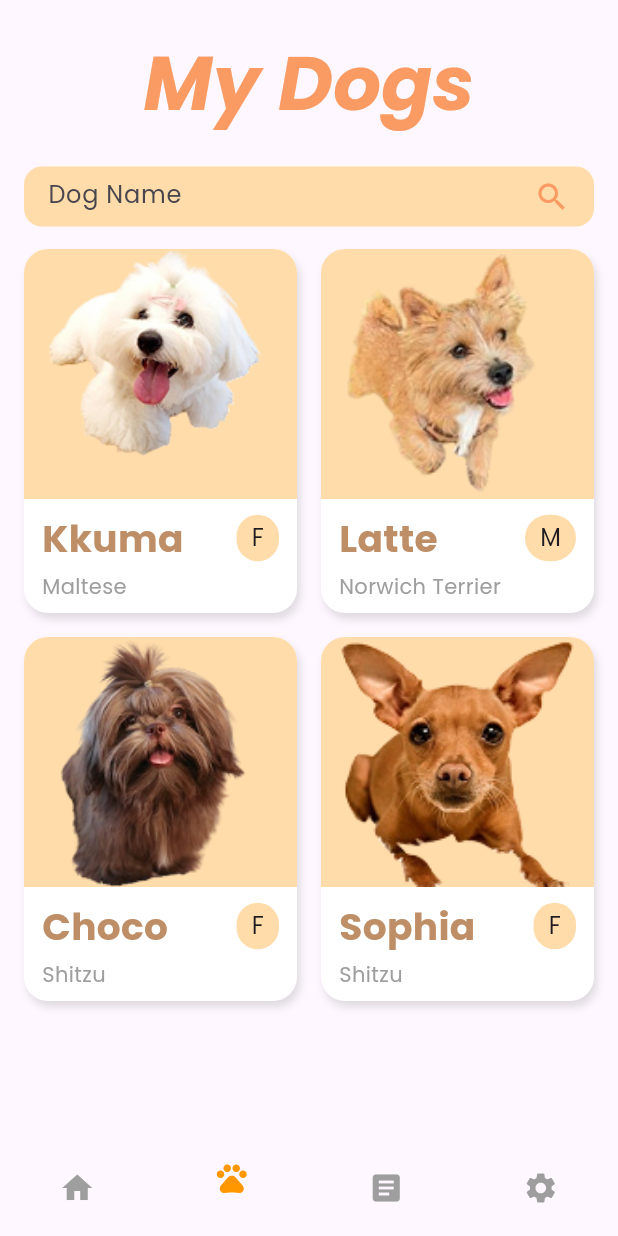
After one commit to kaz-paolo/dog_tracker, a Flutter app: the screen it shows after launch, after a tap on "View My Dogs", on a phone screen of 412 x 824 dp. The commit adds this screen. Run offline on Flutter 3.47's test engine with Material 3 defaults, Android fonts, the phone set to English and light mode, and no system bars; our stand-ins replace google_fonts.

Commit message:
[Leanne] Dog List Screen + Navbar

```diff
--- /dev/null
+++ b/lib/dog_list_screen.dart
@@ -0,0 +1,259 @@
+import 'package:flutter/material.dart';
+import 'package:google_fonts/google_fonts.dart';
+
+void main() {
+  runApp(
+    const MaterialApp(
+      debugShowCheckedModeBanner: false,
+      home: DogListScreen(),
+    ),
+  );
+}
+
+class DogListScreen extends StatefulWidget {
+  const DogListScreen({super.key});
+
+  @override
+  State<DogListScreen> createState() => _DogListScreenState();
+}
+
+class _DogListScreenState extends State<DogListScreen> {
+  final TextEditingController _searchController = TextEditingController();
+
+  // List of all dogs
+  final List<DogCard> allDogs = const [
+    DogCard(
+      name: 'Kkuma',
+      breed: 'Maltese',
+      gender: 'F',
+      imagePath: 'assets/images/kkuma.png',
+    ),
+    DogCard(
+      name: 'Latte',
+      breed: 'Norwich Terrier',
+      gender: 'M',
+      imagePath: 'assets/images/latte.png',
+    ),
+    DogCard(
+      name: 'Choco',
+      breed: 'Shitzu',
+      gender: 'F',
+      imagePath: 'assets/images/choco.png',
+    ),
+    DogCard(
+      name: 'Sophia',
+      breed: 'Shitzu',
+      gender: 'F',
+      imagePath: 'assets/images/sophia.png',
+    ),
+  ];
+
+  // Filtered Dog list based on search
+  List<DogCard> filteredDogs = [];
+
+  @override
+  void initState() {
+    super.initState();
+    filteredDogs = allDogs;
+    _searchController.addListener(_filterDogs);
+  }
+
+  void _filterDogs() {
+    final query = _searchController.text.toLowerCase();
+    setState(() {
+      filteredDogs = allDogs.where((dog) {
+        return dog.name.toLowerCase().contains(query);
+      }).toList();
+    });
+  }
+
+  @override
+  void dispose() {
+    _searchController.dispose();
+    super.dispose();
+  }
+
+  @override
+  Widget build(BuildContext context) {
+    return Scaffold(
+      // Nav Bar
+      bottomNavigationBar: BottomNavigationBar(
+        selectedItemColor: Colors.orange,
+        unselectedItemColor: Colors.grey,
+        showUnselectedLabels: false,
+        currentIndex: 1,
+        onTap: (index) {},
+        elevation: 0,
+        type: BottomNavigationBarType.fixed,
+        items: const [
+          BottomNavigationBarItem(icon: Icon(Icons.home), label: ''),
+          BottomNavigationBarItem(icon: Icon(Icons.pets), label: ''),
+          BottomNavigationBarItem(icon: Icon(Icons.article), label: ''),
+          BottomNavigationBarItem(icon: Icon(Icons.settings), label: ''),
+        ],
+      ),
+
+      // Main Screen
+      body: SafeArea(
+        child: Padding(
+          padding: const EdgeInsets.symmetric(horizontal: 16.0),
+          child: Column(
+            crossAxisAlignment: CrossAxisAlignment.start,
+            children: [
+              const SizedBox(height: 20),
+              Center(
+                // Title
+                child: Text(
+                  'My Dogs',
+                  style: GoogleFonts.poppins(
+                    fontSize: 50,
+                    fontWeight: FontWeight.bold,
+                    color: Color(0xFFFA9B63),
+                    fontStyle: FontStyle.italic,
+                  ),
+                ),
+              ),
+              const SizedBox(height: 20),
+
+              // Search Bar
+              Container(
+                height: 40,
+                padding: const EdgeInsets.symmetric(horizontal: 16),
+                decoration: BoxDecoration(
+                  color: Color(0xFFFFDCAA),
+                  borderRadius: BorderRadius.circular(12),
+                ),
+                child: Row(
+                  children: [
+                    Expanded(
+                      child: TextField(
+                        controller: _searchController,
+                        decoration: const InputDecoration(
+                          hintText: 'Dog Name',
+                          border: InputBorder.none,
+                          isCollapsed: true,
+                          contentPadding: EdgeInsets.only(bottom: 3),
+                        ),
+                      ),
+                    ),
+                    const Icon(Icons.search, color: Color(0xFFFA9B63)),
+                  ],
+                ),
+              ),
+              const SizedBox(height: 15),
+
+              Expanded(
+                child: GridView.count(
+                  crossAxisCount: 2,
+                  mainAxisSpacing: 16,
+                  crossAxisSpacing: 16,
+                  childAspectRatio: 0.75,
+                  children: filteredDogs,
+                ),
+              ),
+            ],
+          ),
+        ),
+      ),
+    );
+  }
+}
+
+class DogCard extends StatelessWidget {
+  final String name;
+  final String breed;
+  final String gender;
+  final String imagePath;
+
+  const DogCard({
+    super.key,
+    required this.name,
+    required this.breed,
+    required this.gender,
+    required this.imagePath,
+  });
+
+// Dogs
+  @override
+  Widget build(BuildContext context) {
+    return Container(
+      height: 240,
+      decoration: BoxDecoration(
+        borderRadius: BorderRadius.circular(16),
+        boxShadow: const [
+          BoxShadow(
+            color: Colors.black12,
+            blurRadius: 4,
+            offset: Offset(2, 4),
+          ),
+        ],
+        color: Colors.white,
+      ),
+      child: Column(
+        crossAxisAlignment: CrossAxisAlignment.center,
+        children: [
+          Expanded(
+            child: ClipRRect(
+              borderRadius:
+                  const BorderRadius.vertical(top: Radius.circular(16)),
+              child: Container(
+                color: const Color(0xFFFFDCAA),
+                child: Image.asset(
+                  imagePath,
+                  fit: BoxFit.cover,
+                  width: double.infinity,
+                ),
+              ),
+            ),
+          ),
+          Padding(
+            padding: const EdgeInsets.symmetric(horizontal: 12.0, vertical: 8),
+            child: Column(
+              children: [
+                // Dog Info
+                Row(
+                  mainAxisAlignment: MainAxisAlignment.spaceBetween,
+                  children: [
+                    Text(
+                      name,
+                      style: GoogleFonts.poppins(
+                        fontSize: 25,
+                        fontWeight: FontWeight.bold,
+                        color: const Color(0xFFBE8E66),
+                      ),
+                    ),
+                    Container(
+                      padding: const EdgeInsets.symmetric(
+                          horizontal: 10, vertical: 4),
+                      decoration: BoxDecoration(
+                        color: const Color(0xFFFFDCAA),
+                        borderRadius: BorderRadius.circular(28),
+                      ),
+                      child: Text(
+                        gender,
+                        style: GoogleFonts.poppins(
+                          fontSize: 16,
+                        ),
+                      ),
+                    ),
+                  ],
+                ),
+                const SizedBox(height: 4),
+                Align(
+                  alignment: Alignment.centerLeft,
+                  child: Text(
+                    breed,
+                    style: GoogleFonts.poppins(
+                      fontSize: 14,
+                      color: Colors.grey,
+                    ),
+                  ),
+                ),
+              ],
+            ),
+          ),
+        ],
+      ),
+    );
+  }
+}
--- a/lib/homescreen.dart
+++ b/lib/homescreen.dart
@@ -1,4 +1,5 @@
 import 'package:flutter/material.dart';
+// ignore: unused_import
 import 'dart:async';
 import 'package:intl/intl.dart';
 
@@ -110,6 +111,23 @@ class HomeScreen extends StatelessWidget {
           ),
         ),
       ),
+      bottomNavigationBar: BottomNavigationBar(
+        selectedItemColor: Colors.orange,
+        unselectedItemColor: Colors.grey,
+        showUnselectedLabels: false,
+        currentIndex: 0,
+        onTap: (index) {
+          // Handle navigation logic
+        },
+        elevation: 0,
+        type: BottomNavigationBarType.fixed,
+        items: const [
+          BottomNavigationBarItem(icon: Icon(Icons.home), label: ''),
+          BottomNavigationBarItem(icon: Icon(Icons.pets), label: ''),
+          BottomNavigationBarItem(icon: Icon(Icons.article), label: ''),
+          BottomNavigationBarItem(icon: Icon(Icons.settings), label: ''),
+        ],
+      ),
     );
   }
 
--- a/lib/main.dart
+++ b/lib/main.dart
@@ -1,5 +1,7 @@
 import 'package:flutter/material.dart';
 import 'homescreen.dart';
+import 'dog_list_screen.dart';
+import 'package:google_fonts/google_fonts.dart';
 
 void main() {
   runApp(const MyApp());
@@ -12,10 +14,13 @@ class MyApp extends StatelessWidget {
   Widget build(BuildContext context) {
     return MaterialApp(
       title: 'Dog Tracker',
+      debugShowCheckedModeBanner: false,
       theme: ThemeData(
-        colorScheme: ColorScheme.fromSeed(seedColor: Colors.deepPurple),
-        useMaterial3: true,
-      ),
+          colorScheme: ColorScheme.fromSeed(seedColor: Colors.deepPurple),
+          useMaterial3: true,
+          textTheme: GoogleFonts.poppinsTextTheme(
+            Theme.of(context).textTheme,
+          )),
       home: const MyHomePage(title: 'Dog Tracker'),
     );
   }
@@ -51,6 +56,16 @@ class _MyHomePageState extends State<MyHomePage> {
               },
               child: const Text('Go to Home Screen'),
             ),
+            ElevatedButton(
+              onPressed: () {
+                Navigator.push(
+                  context,
+                  MaterialPageRoute(
+                      builder: (context) => const DogListScreen()),
+                );
+              },
+              child: const Text('View My Dogs'),
+            ),
           ],
         ),
       ),
```
Also changed, not shown: pubspec.yaml (+7 -6 lines), assets/images/choco.png (added), assets/images/kkuma.png (added), assets/images/latte.png (added), assets/images/sophia.png (added), lib/assets/images/choco.png (added), lib/assets/images/kkuma.png (added), lib/assets/images/latte.png (added), lib/assets/images/sophia.png (added), pubspec.lock, 1 other file.
